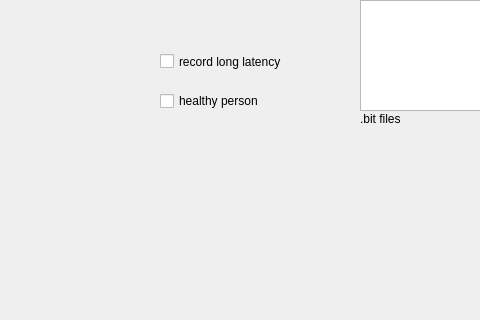
Old version of the form source/py/multC_tester/V_Display.ui in the repository wonjsohn/nerf-verilog; both pictures show x 680 to 1160 and y 0 to 320 of the 1479 by 669 pixel window.
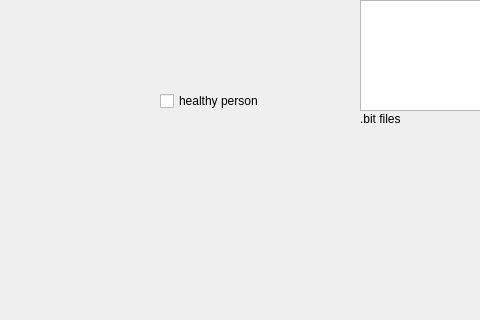
New version of the form.

What changed in the file:
```diff
--- a/source/py/multC_tester/V_Display.ui
+++ b/source/py/multC_tester/V_Display.ui
@@ -106,19 +106,6 @@
     <string>healthy person</string>
    </property>
   </widget>
-  <widget class="QCheckBox" name="checkBox_4">
-   <property name="geometry">
-    <rect>
-     <x>840</x>
-     <y>51</y>
-     <width>161</width>
-     <height>21</height>
-    </rect>
-   </property>
-   <property name="text">
-    <string>record long latency</string>
-   </property>
-  </widget>
  </widget>
  <resources/>
  <connections/>
```
